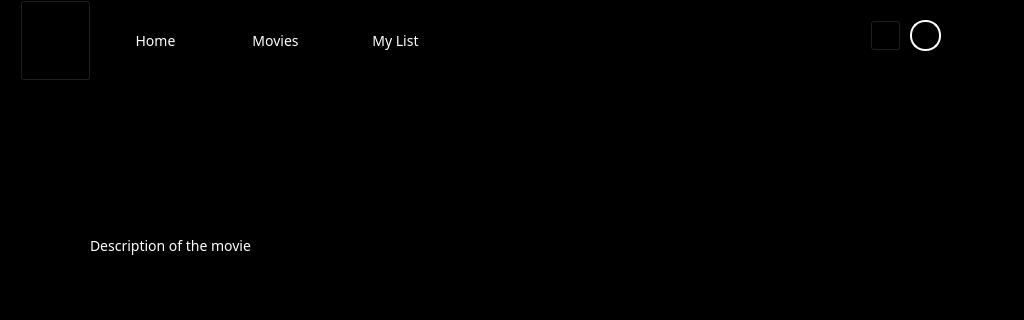
First picture: the form in ui/main.ui, repository ThaiAn1809/Python-app, before the edit; both pictures show x 0 to 1024 and y 0 to 320 of the 1024 by 768 pixel window.
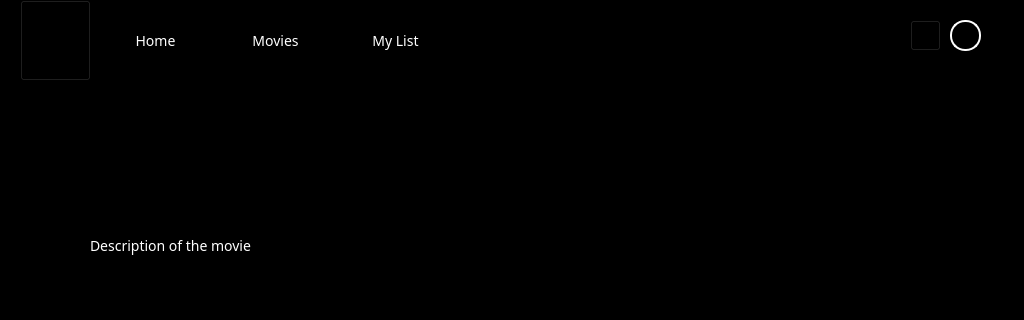
Second picture: the form after the edit. The open tabs and pages were chosen to show the change. Icons and pictures are not drawn.

The edit to the form file:
```diff
--- a/ui/main.ui
+++ b/ui/main.ui
@@ -114,7 +114,7 @@
    <widget class="QPushButton" name="pushButton_7">
     <property name="geometry">
      <rect>
-      <x>870</x>
+      <x>910</x>
       <y>20</y>
       <width>31</width>
       <height>31</height>
@@ -905,7 +905,7 @@
        <rect>
         <x>70</x>
         <y>100</y>
-        <width>211</width>
+        <width>241</width>
         <height>31</height>
        </rect>
       </property>
@@ -1246,7 +1246,7 @@
    <widget class="QPushButton" name="pushButton_46">
     <property name="geometry">
      <rect>
-      <x>910</x>
+      <x>950</x>
       <y>20</y>
       <width>31</width>
       <height>31</height>
```
Left out of the diff: 4 changed lines with no effect on the pictures.
